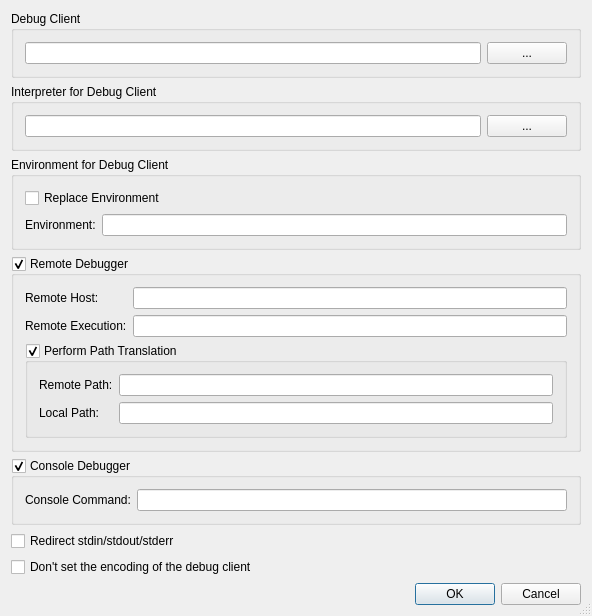
testmana2/test, file Project/DebuggerPropertiesDialog.ui: the form before one commit.
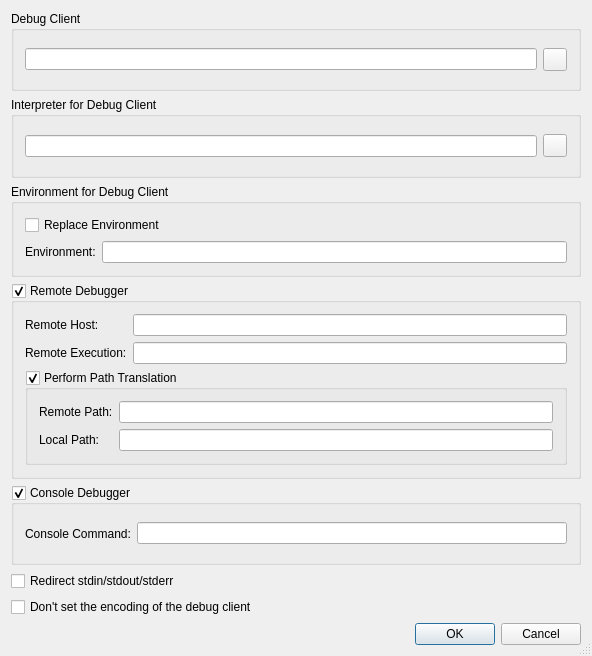
The form after the commit.

Commit message: Changed all the file or directory selection buttons to QToolButton and gave them an icon.

Patch:
```diff
--- a/Project/DebuggerPropertiesDialog.ui
+++ b/Project/DebuggerPropertiesDialog.ui
@@ -7,7 +7,7 @@
     <x>0</x>
     <y>0</y>
     <width>592</width>
-    <height>592</height>
+    <height>656</height>
    </rect>
   </property>
   <property name="windowTitle">
@@ -31,13 +31,10 @@
        </widget>
       </item>
       <item>
-       <widget class="QPushButton" name="debugClientButton">
+       <widget class="QToolButton" name="debugClientButton">
         <property name="toolTip">
          <string>Press to select the Debug Client via a file selection dialog</string>
         </property>
-        <property name="text">
-         <string>...</string>
-        </property>
        </widget>
       </item>
      </layout>
@@ -57,13 +54,10 @@
        </widget>
       </item>
       <item>
-       <widget class="QPushButton" name="interpreterButton">
+       <widget class="QToolButton" name="interpreterButton">
         <property name="toolTip">
          <string>Press to select the interpreter via a file selection dialog</string>
         </property>
-        <property name="text">
-         <string>...</string>
-        </property>
        </widget>
       </item>
      </layout>
```
The commit also changes 127 other files.
